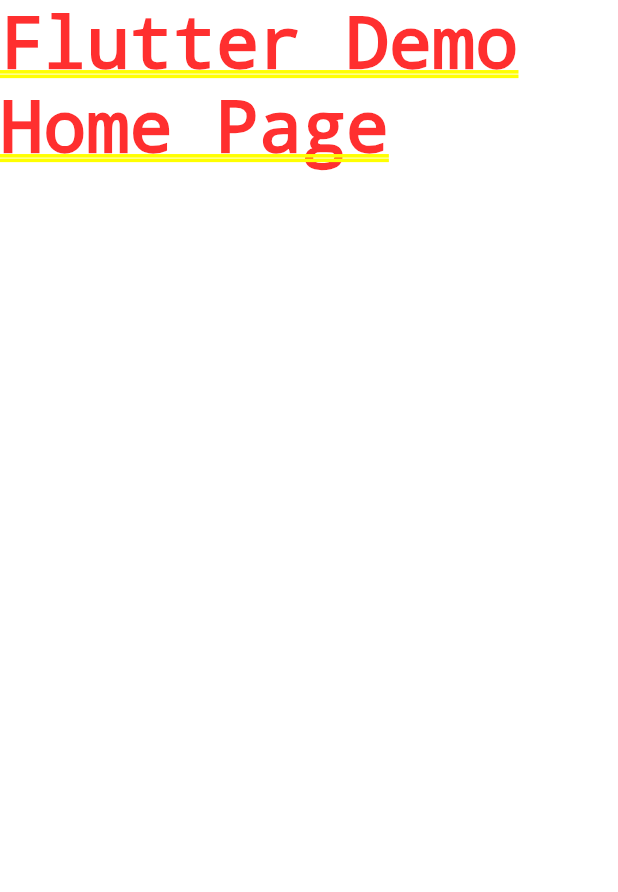
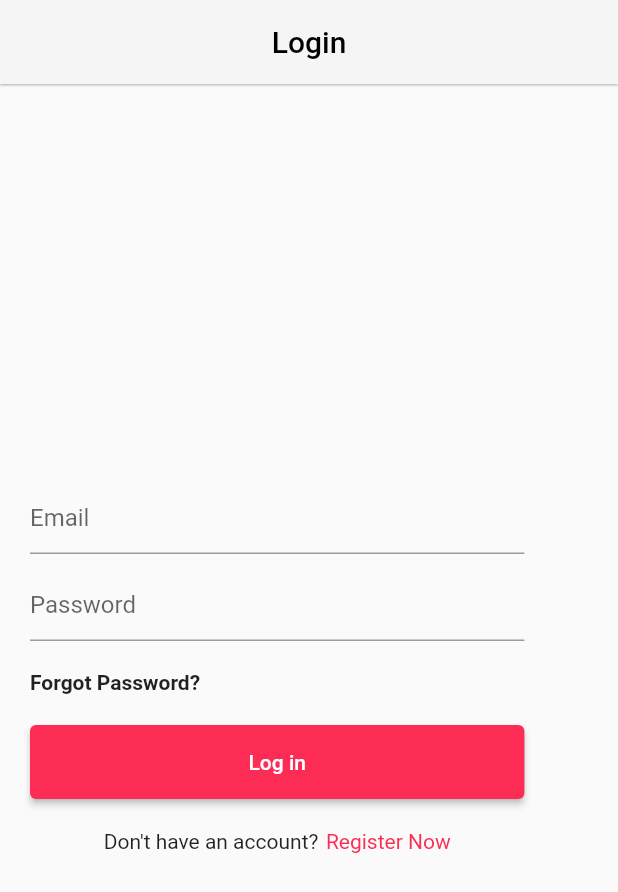
Before and after one commit to khanadnan10/tiktok-clone, a Flutter app: the screen it shows after launch, on a phone screen of 412 x 824 dp. Shown: the top 892 px of the screen. Run offline on Flutter 3.47's test engine with Material 2 defaults, Android fonts, the phone set to English and light mode, and no system bars; our stand-ins replace cloud_firestore, firebase_auth, firebase_core, firebase_storage, image_picker; accounts and stored records are empty.

```diff
--- a/lib/main.dart
+++ b/lib/main.dart
@@ -1,26 +1,38 @@
 import 'package:firebase_core/firebase_core.dart';
 import 'package:flutter/material.dart';
+import 'package:provider/provider.dart';
+import 'package:tiktokclone/controller/authController.dart';
 import 'package:tiktokclone/firebase_options.dart';
+import 'package:tiktokclone/screens/auth/login_screen.dart';
+import 'package:tiktokclone/screens/home.dart';
+import 'package:tiktokclone/utils/constants.dart';
 
 Future<void> main() async {
+  WidgetsFlutterBinding.ensureInitialized();
   await Firebase.initializeApp(
     options: DefaultFirebaseOptions.currentPlatform,
   );
-  runApp(const MyApp());
+  runApp(
+    MultiProvider(
+      providers: [
+        ChangeNotifierProvider(create: (_) => AuthController()),
+      ],
+      child: MyApp(),
+    ),
+  );
 }
 
 class MyApp extends StatelessWidget {
   const MyApp({super.key});
 
-  // This widget is the root of your application.
   @override
   Widget build(BuildContext context) {
     return MaterialApp(
-      theme: ThemeData.dark().copyWith(
-
-      ),
-      title: 'Flutter Demo',
-      home: const Text('Flutter Demo Home Page'),
-    );
+        debugShowCheckedModeBanner: false,
+        theme: ThemeData.dark().copyWith(
+          scaffoldBackgroundColor: kBackgroundColor,
+        ),
+        title: 'Flutter Demo',
+        home:  LoginScreen());
   }
 }
--- /dev/null
+++ b/lib/model/user.dart
@@ -0,0 +1,27 @@
+class User {
+    User({
+        required this.name,
+        this.profilePhoto,
+        required this.email,
+        required this.uid,
+    });
+
+    String name;
+    String? profilePhoto;
+    String email;
+    String uid;
+
+    factory User.fromJson(Map<String, dynamic> json) => User(
+        name: json["name"],
+        profilePhoto: json["profilePhoto"],
+        email: json["email"],
+        uid: json["uid"],
+    );
+
+    Map<String, dynamic> toJson() => {
+        "name": name,
+        "profilePhoto": profilePhoto,
+        "email": email,
+        "uid": uid,
+    };
+}
--- /dev/null
+++ b/lib/screens/auth/login_screen.dart
@@ -0,0 +1,141 @@
+import 'dart:developer';
+
+import 'package:flutter/material.dart';
+import 'package:provider/provider.dart';
+import 'package:tiktokclone/controller/authController.dart';
+import 'package:tiktokclone/screens/auth/signup_screen.dart';
+import 'package:tiktokclone/screens/home.dart';
+import 'package:tiktokclone/utils/utils.dart';
+import 'package:tiktokclone/widgets/CustomTextField.dart';
+
+import '../../utils/constants.dart';
+
+class LoginScreen extends StatelessWidget {
+  LoginScreen({super.key});
+
+  final TextEditingController _emailController = TextEditingController();
+  final TextEditingController _passwordController = TextEditingController();
+
+  @override
+  Widget build(BuildContext context) {
+    AuthController _authController = Provider.of<AuthController>(context, listen: false);
+    final screenSize = MediaQuery.of(context).size;
+    return MaterialApp(
+      debugShowCheckedModeBanner: false,
+      home: Scaffold(
+        appBar: AppBar(
+          elevation: 0.6,
+          backgroundColor: kGreyColor,
+          title: const Center(
+            child: Text(
+              'Login',
+              style: TextStyle(
+                color: kBackgroundColor,
+              ),
+            ),
+          ),
+        ),
+        body: SafeArea(
+          minimum: const EdgeInsets.symmetric(
+            horizontal: 20.0,
+          ),
+          child: SizedBox(
+            width: screenSize.width * 0.8,
+            child: Column(
+              mainAxisAlignment: MainAxisAlignment.center,
+              crossAxisAlignment: CrossAxisAlignment.start,
+              children: [
+                const SizedBox(
+                  height: 10.0,
+                ),
+                CustomTextField(
+                  controller: _emailController,
+                  hintText: 'Email',
+                  isObscure: false,
+                ),
+                const SizedBox(
+                  height: 10.0,
+                ),
+                CustomTextField(
+                  controller: _passwordController,
+                  hintText: 'Password',
+                  isObscure: true,
+                ),
+                const SizedBox(
+                  height: 20.0,
+                ),
+                const Text(
+                  'Forgot Password?',
+                  style: TextStyle(
+                    fontWeight: FontWeight.bold,
+                  ),
+                ),
+                const SizedBox(
+                  height: 20.0,
+                ),
+                SizedBox(
+                  width: screenSize.width,
+                  height: screenSize.height * 0.06,
+                  child: ElevatedButton(
+                    style: ElevatedButton.styleFrom(
+                      backgroundColor: kButtomColor,
+                    ),
+                    onPressed: () async {
+                      if (_emailController.text.trim() != null &&
+                          _passwordController.text.trim() != null) {
+                        await _authController.signIn(
+                          _emailController.text.trim(),
+                          _passwordController.text.trim(),
+                        );
+                        Navigator.pushReplacement(
+                            context,
+                            MaterialPageRoute(
+                                builder: (context) => HomeScreen()));
+                      } else {
+                        debugPrint('error snackbar');
+                        Utils.snackBar(context, 'Enter all fields');
+                      }
+                    },
+                    child: const Text(
+                      'Log in',
+                    ),
+                  ),
+                ),
+                const SizedBox(
+                  height: 20.0,
+                ),
+                Row(
+                  mainAxisAlignment: MainAxisAlignment.center,
+                  children: [
+                    const Text(
+                      'Don\'t have an account?',
+                      style: TextStyle(),
+                    ),
+                    const SizedBox(
+                      width: 5.0,
+                    ),
+                    GestureDetector(
+                      onTap: (() {
+                        Navigator.pushReplacement(
+                            context,
+                            MaterialPageRoute(
+                                builder: (context) => SignUpScreen()));
+                        debugPrint('Register Now');
+                      }),
+                      child: const Text(
+                        'Register Now',
+                        style: TextStyle(
+                          color: kButtomColor,
+                        ),
+                      ),
+                    ),
+                  ],
+                ),
+              ],
+            ),
+          ),
+        ),
+      ),
+    );
+  }
+}
--- /dev/null
+++ b/lib/utils/constants.dart
@@ -0,0 +1,12 @@
+import 'package:cloud_firestore/cloud_firestore.dart';
+import 'package:firebase_auth/firebase_auth.dart';
+import 'package:firebase_storage/firebase_storage.dart';
+import 'package:flutter/material.dart';
+
+const kBackgroundColor = Colors.black;
+const kButtomColor = Color(0xfffd2c54);
+Color kGreyColor = Colors.grey.shade100;
+
+var firebaseAuth = FirebaseAuth.instance;
+var firebaseStorage = FirebaseStorage.instance;
+var firebaseFirestore = FirebaseFirestore.instance;
--- /dev/null
+++ b/lib/utils/utils.dart
@@ -0,0 +1,17 @@
+import 'package:flutter/material.dart';
+import 'package:tiktokclone/utils/constants.dart';
+
+class Utils {
+  final String message;
+
+  const Utils({required this.message});
+
+  static snackBar(BuildContext context, String message) {
+    return ScaffoldMessenger.of(context).showSnackBar(
+      SnackBar(
+        content: Text(message),
+        backgroundColor: kButtomColor,
+      ),
+    );
+  }
+}
--- /dev/null
+++ b/lib/widgets/CustomTextField.dart
@@ -0,0 +1,24 @@
+import 'package:flutter/material.dart';
+
+class CustomTextField extends StatelessWidget {
+  final TextEditingController controller;
+  final String hintText;
+  final bool isObscure;
+
+  const CustomTextField({super.key,
+    required this.controller,
+    required this.hintText,
+    required this.isObscure,
+  });
+
+  @override
+  Widget build(BuildContext context) {
+    return TextField(
+      controller: controller,
+      decoration: InputDecoration(
+        hintText: hintText,
+      ),
+      obscureText: isObscure,
+    );
+  }
+}
--- a/pubspec.yaml
+++ b/pubspec.yaml
@@ -29,13 +29,16 @@ environment:
 # the latest version available on pub.dev. To see which dependencies have newer
 # versions available, run `flutter pub outdated`.
 dependencies:
+  cloud_firestore: ^4.3.1
   cupertino_icons: ^1.0.2
+  file_picker: ^5.2.5
   firebase_auth: ^4.2.5
   firebase_core: ^2.4.1
   firebase_storage: ^11.0.10
-  cloud_firestore: ^4.3.1
   flutter:
     sdk: flutter
+  image_picker: ^0.8.6+1
+  provider: ^6.0.5
 
 dev_dependencies:
   flutter_lints: ^2.0.0
```
Also changed, not shown: lib/controller/authController.dart (added, +104 -0 lines), lib/screens/auth/signup_screen.dart (added, +182 -0 lines), lib/screens/home.dart (+20 -1 lines), pubspec.lock, 2 other files.
